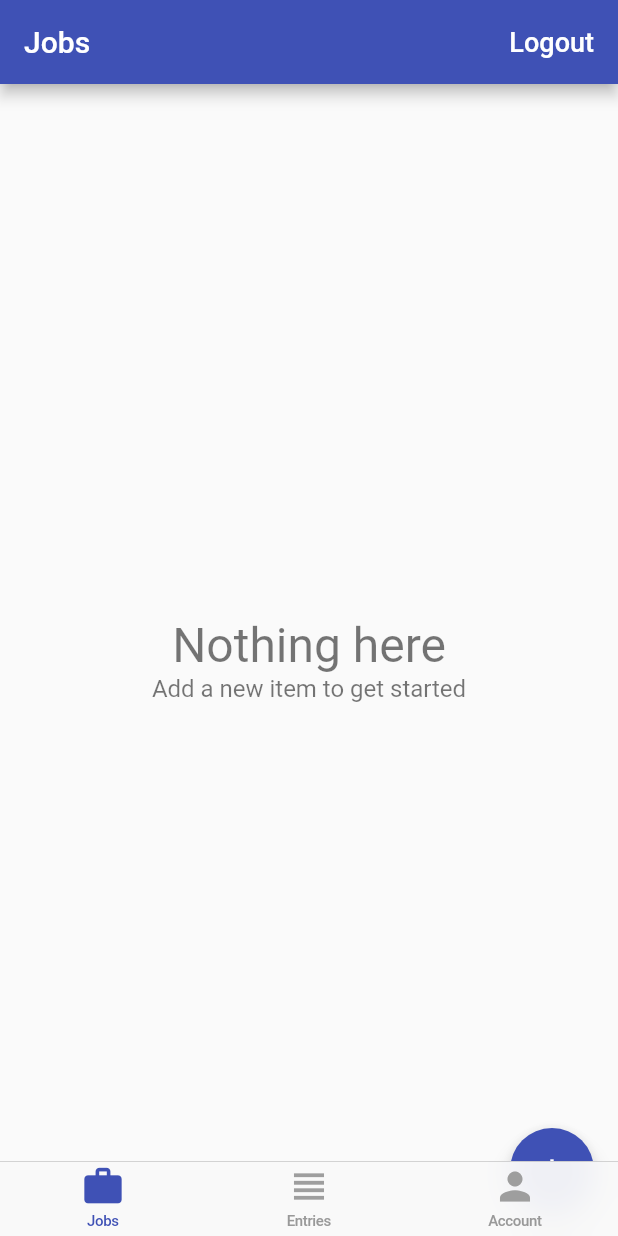
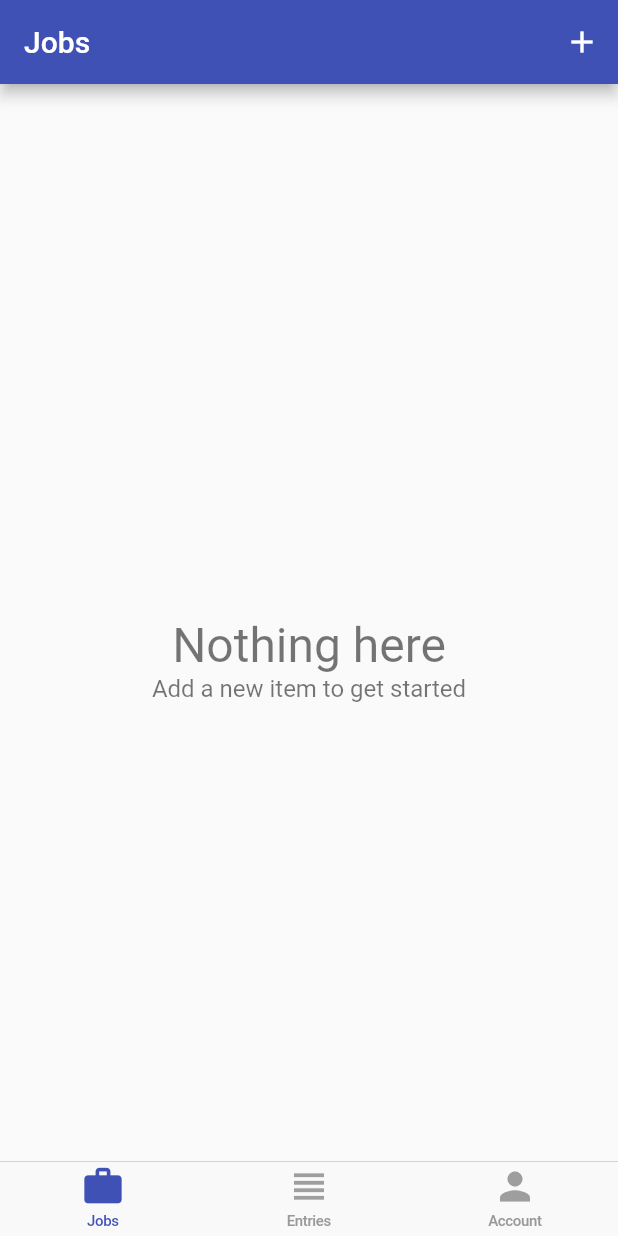
Before and after one commit to fonkamloic/MobileApp, a Flutter app: the screen it shows once a user with an empty profile is signed in, on a phone screen of 412 x 824 dp. Run offline on Flutter 3.47's test engine with Material 2 defaults, Android fonts, the phone set to English and light mode, and no system bars; our stand-ins replace cloud_firestore, firebase_auth, google_sign_in, rxdart; missing offline and left inert: flutter_facebook_login; accounts and stored records are empty.

Commit message:
jobs page

```diff
--- a/time_tracker_flutter_course/lib/app/home/jobs/jobs_page.dart
+++ b/time_tracker_flutter_course/lib/app/home/jobs/jobs_page.dart
@@ -1,4 +1,3 @@
-
 import 'package:flutter/material.dart';
 import 'package:flutter/services.dart';
 import 'package:provider/provider.dart';
@@ -13,26 +12,6 @@ import 'package:time_tracker_flutter_course/services/auth.dart';
 import 'package:time_tracker_flutter_course/services/database.dart';
 
 class JobsPage extends StatelessWidget {
-  Future<void> _signOut(BuildContext context) async {
-    try {
-      final auth = Provider.of<AuthBase>(context, listen: false);
-      await auth.signOut();
-    } catch (e) {
-      print(e.toString());
-    }
-  }
-
-  Future<void> _confirmSignOut(BuildContext context) async {
-    final didRequestSignOut = await PlatformAlertDialog(
-      title: 'Logout',
-      content: 'Are you sure you want to Logout?',
-      cancelActionText: 'Cancel',
-      defaultActionText: 'Logout',
-    ).show(context);
-    if (didRequestSignOut == true) {
-      _signOut(context);
-    }
-  }
 Future<void> _delete(BuildContext context, Job job) async {
     try {
       final database = Provider.of<Database>(context, listen: false);
@@ -42,32 +21,27 @@ Future<void> _delete(BuildContext context, Job job) async {
           .show(context);
     }
   }
-  @override
+
+@override
   Widget build(BuildContext context) {
     return Scaffold(
       appBar: AppBar(
         title: Text('Jobs'),
         actions: <Widget>[
-          FlatButton(
-            child: Text(
-              "Logout",
-              style: TextStyle(fontSize: 18, color: Colors.white),
-            ),
-            onPressed: () => _confirmSignOut(context),
-          )
+          IconButton(icon: Icon(Icons.add, color: Colors.white,), onPressed: () =>EditJobPage.show(context, database: Provider.of<Database>(context, listen: false)),),
         ],
       ),
       body: _buildContents(context),
-      floatingActionButton: FloatingActionButton(
-        onPressed: () => EditJobPage.show(context, database: Provider.of<Database>(context, listen:  false),),
-        child: Icon(Icons.add),
-      ),
+      // floatingActionButton: FloatingActionButton(
+      //   onPressed: () => EditJobPage.show(
+      //     context,
+      //     database: Provider.of<Database>(context, listen: false),
+      //   ),
+      //   child: Icon(Icons.add),
+      // ),
     );
   }
-
-
-
-  Widget _buildContents(BuildContext context) {
+ Widget _buildContents(BuildContext context) {
     final database = Provider.of<Database>(context, listen: false);
     return StreamBuilder(
       stream: database.jobsStream(),
@@ -81,11 +55,40 @@ Future<void> _delete(BuildContext context, Job job) async {
             onDismissed: (direction) => _delete(context, job),
             child: JobListTile(
               job: job,
-              onTap: () => JobEntriesPage.show( context, job ,),
+              onTap: () => JobEntriesPage.show(
+                context,
+                job,
+              ),
             ),
           ),
         );
       },
     );
   }
+  // Future<void> _signOut(BuildContext context) async {
+  //   try {
+  //     final auth = Provider.of<AuthBase>(context, listen: false);
+  //     await auth.signOut();
+  //   } catch (e) {
+  //     print(e.toString());
+  //   }
+  // }
+
+  // Future<void> _confirmSignOut(BuildContext context) async {
+  //   final didRequestSignOut = await PlatformAlertDialog(
+  //     title: 'Logout',
+  //     content: 'Are you sure you want to Logout?',
+  //     cancelActionText: 'Cancel',
+  //     defaultActionText: 'Logout',
+  //   ).show(context);
+  //   if (didRequestSignOut == true) {
+  //     _signOut(context);
+  //   }
+  // }
+
+
+
+
+
+
 }
```
